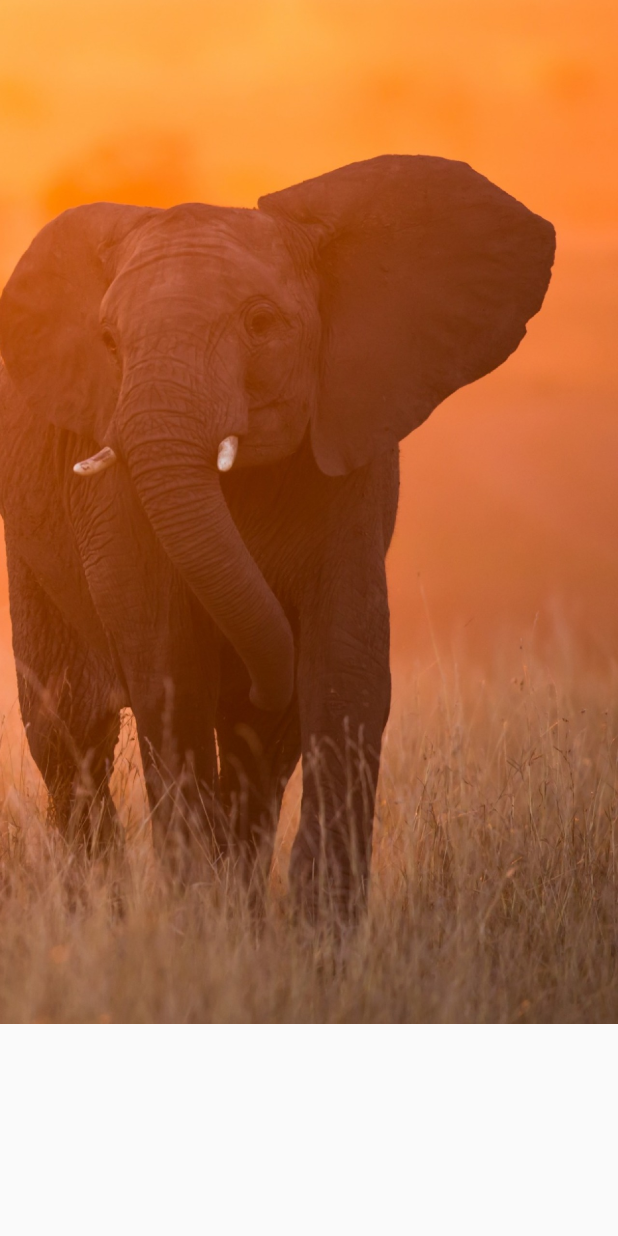
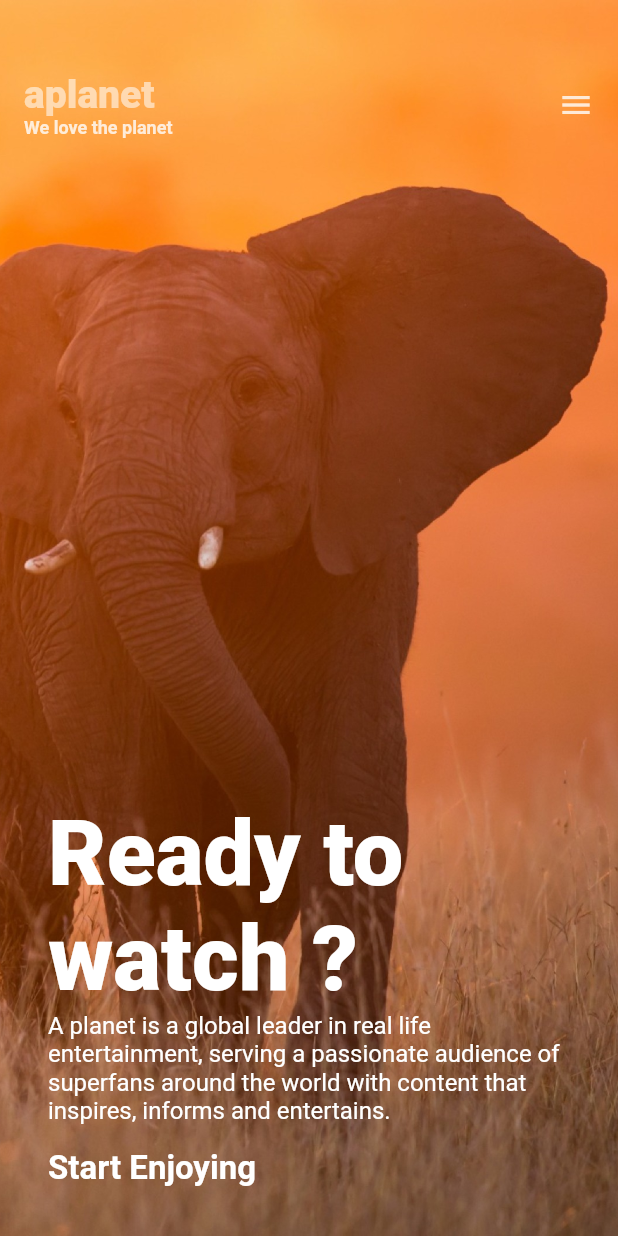
Before and after one commit to Apsaravigamage/Animal_Planet_App, a Flutter app: the screen it shows after launch, on a phone screen of 412 x 824 dp. Run offline on Flutter 3.47's test engine with Material 2 defaults, Android fonts, the phone set to English and light mode, and no system bars.

Commit message:
first screen

```diff
--- /dev/null
+++ b/lib/common/custom_app_bar.dart
@@ -0,0 +1,39 @@
+import 'package:animal_planet_app/utlls/string.dart';
+import 'package:animal_planet_app/utlls/text_styles.dart';
+import 'package:flutter/material.dart';
+
+class CustomAppBar extends StatelessWidget {
+  @override
+  Widget build(BuildContext context) {
+    return Opacity(
+      opacity: 0.8,
+      child: Container(
+        padding:const EdgeInsets.only(top: 48, left: 16, right: 16),
+        child: Row(
+          children: <Widget> [
+            RichText(
+              text: TextSpan(
+                children: [
+                  TextSpan(
+                    text: Strings.APP_NAME,
+                    style: TextStyles.appNameTextStyle,
+                  ),
+                  TextSpan(text:"\n"),
+                  TextSpan(
+                    text: Strings.TAG_LINE,
+                    style: TextStyles.tagLineTextStyle,
+                  ),
+                ],
+              ),
+            ),
+            Spacer(),
+            Icon(
+              Icons.menu, color:
+              Colors.white,
+            ),
+          ],
+        ),
+      ),
+    );
+  }
+}
--- a/lib/screens/landing_screen.dart
+++ b/lib/screens/landing_screen.dart
@@ -1,10 +1,56 @@
+import 'package:animal_planet_app/common/custom_app_bar.dart';
+import 'package:animal_planet_app/utlls/string.dart';
+import 'package:animal_planet_app/utlls/text_styles.dart';
 import 'package:flutter/material.dart';
 
 class LandingScreen extends StatelessWidget {
   @override
   Widget build(BuildContext context) {
-    return Scaffold(
-      body: Image.asset("assets/elephant.jpg"),
+    final height = MediaQuery.of(context).size.height;
+
+        return Scaffold(
+          body: Stack(
+            children: <Widget> [
+              Image.asset(
+              "assets/elephant.jpg",
+              height: height,
+              fit: BoxFit.fitHeight,
+              ),
+              Column(
+                children: <Widget> [
+                  CustomAppBar(),
+                  Spacer(),
+                  Padding(
+                    padding: const EdgeInsets.only(
+                      bottom: 32.0,
+                      left: 32.0,
+                      right: 32.0),
+                    child: RichText(
+                       text: TextSpan(
+                      children: [
+                        TextSpan(
+                          text: Strings.READY_TO_WATCH ,
+                          style: TextStyles.bigHeaderTextStyle,
+                    ),
+                    TextSpan(text:"\n"),
+                    TextSpan(
+                      text: Strings.READY_TO_WATCH_DESC,
+                      style: TextStyles.bodyTextStyle,
+                    ),
+                    TextSpan(text:"\n"),
+                    TextSpan(text:"\n"),
+                    TextSpan(
+                      text: Strings.START_ENJOYING,
+                      style: TextStyles.buttonTextStyle,
+                    ),
+                ],
+              ),
+            ),
+                  ),
+            ],
+          ),
+        ],
+      ),
     );
   }
 }
--- /dev/null
+++ b/lib/utlls/string.dart
@@ -0,0 +1,9 @@
+class Strings {
+  Strings._();
+
+  static const String APP_NAME = "aplanet";
+  static const String TAG_LINE = "We love the planet";
+  static const String READY_TO_WATCH = "Ready to watch ?";
+  static const String READY_TO_WATCH_DESC = "A planet is a global leader in real life entertainment, serving a passionate audience of superfans around the world with content that inspires, informs and entertains.";
+  static const String START_ENJOYING = "Start Enjoying";
+}
--- /dev/null
+++ b/lib/utlls/text_styles.dart
@@ -0,0 +1,32 @@
+ import 'package:flutter/cupertino.dart';
+import 'package:flutter/material.dart';
+
+class TextStyles {
+   TextStyles._();
+
+   static final TextStyle appNameTextStyle = TextStyle(
+     fontSize: 26,
+     fontWeight: FontWeight.w800,
+     color: Colors.white.withOpacity(0.7),
+   );
+   static final TextStyle tagLineTextStyle = TextStyle(
+     fontSize: 12,
+     fontWeight: FontWeight.w600,
+     color: Colors.white,
+   );
+    static final TextStyle bigHeaderTextStyle = TextStyle(
+     fontSize: 60,
+     fontWeight: FontWeight.w900,
+     color: Colors.white,
+   );
+    static final TextStyle bodyTextStyle = TextStyle(
+     fontSize: 16,
+     fontWeight: FontWeight.w400,
+     color: Colors.white,
+   );
+   static final TextStyle buttonTextStyle = TextStyle(
+     fontSize: 22,
+     fontWeight: FontWeight.w600,
+     color: Colors.white,
+   );
+ }
```
